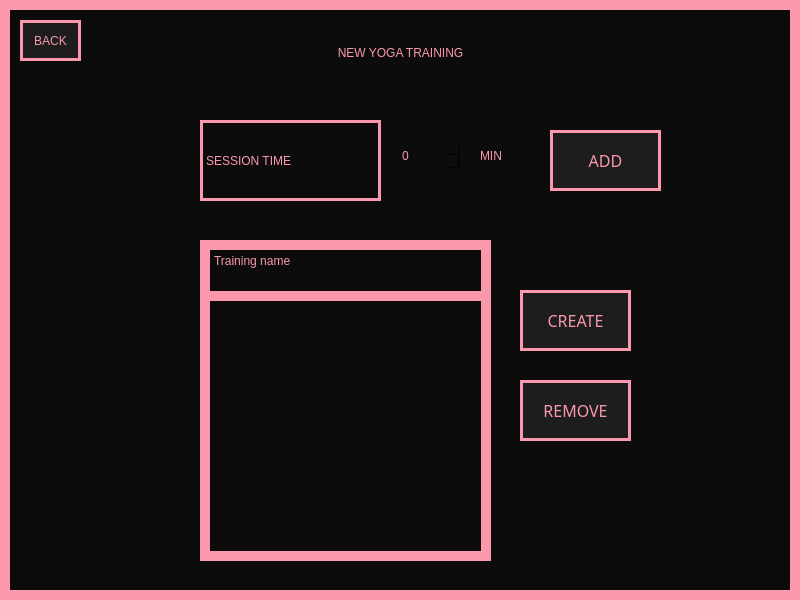
Qt form View/NewYogaTraining.ui (Hanna-J-K/fitnessapp) before a commit.
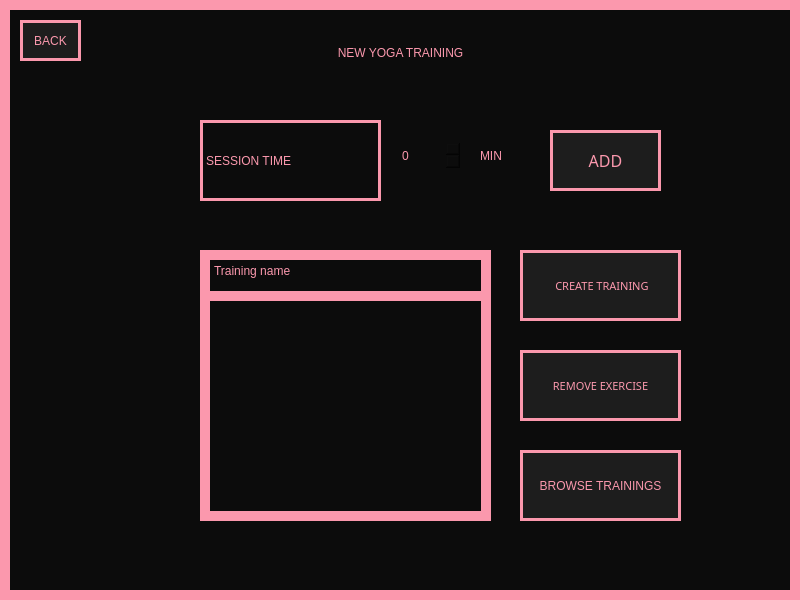
The same form after that commit.

Commit message: browse trainings buttons added

Patch:
```diff
--- a/View/NewYogaTraining.ui
+++ b/View/NewYogaTraining.ui
@@ -38,16 +38,6 @@
      <string>NEW YOGA TRAINING</string>
     </property>
    </widget>
-   <widget class="QListWidget" name="training_list">
-    <property name="geometry">
-     <rect>
-      <x>200</x>
-      <y>290</y>
-      <width>291</width>
-      <height>271</height>
-     </rect>
-    </property>
-   </widget>
    <widget class="QPushButton" name="add_btn">
     <property name="geometry">
      <rect>
@@ -114,35 +104,6 @@
      <string>MIN</string>
     </property>
    </widget>
-   <widget class="QPushButton" name="create_training_btn">
-    <property name="geometry">
-     <rect>
-      <x>520</x>
-      <y>290</y>
-      <width>111</width>
-      <height>61</height>
-     </rect>
-    </property>
-    <property name="font">
-     <font>
-      <family>PRIMETIME</family>
-      <pointsize>12</pointsize>
-      <weight>50</weight>
-      <italic>false</italic>
-      <bold>false</bold>
-     </font>
-    </property>
-    <property name="cursor">
-     <cursorShape>PointingHandCursor</cursorShape>
-    </property>
-    <property name="styleSheet">
-     <string notr="true">background-color: #1D1D1D;border: 3px solid #FB98AD;
-font: 12pt &quot;PRIMETIME&quot;;</string>
-    </property>
-    <property name="text">
-     <string>CREATE</string>
-    </property>
-   </widget>
    <widget class="QLabel" name="label">
     <property name="geometry">
      <rect>
@@ -160,53 +121,6 @@
      <string>SESSION TIME</string>
     </property>
    </widget>
-   <widget class="QPushButton" name="remove_training_btn">
-    <property name="geometry">
-     <rect>
-      <x>520</x>
-      <y>380</y>
-      <width>111</width>
-      <height>61</height>
-     </rect>
-    </property>
-    <property name="font">
-     <font>
-      <family>PRIMETIME</family>
-      <pointsize>12</pointsize>
-      <weight>50</weight>
-      <italic>false</italic>
-      <bold>false</bold>
-     </font>
-    </property>
-    <property name="cursor">
-     <cursorShape>PointingHandCursor</cursorShape>
-    </property>
-    <property name="styleSheet">
-     <string notr="true">background-color: #1D1D1D;border: 3px solid #FB98AD;
-font: 12pt &quot;PRIMETIME&quot;;</string>
-    </property>
-    <property name="text">
-     <string>REMOVE</string>
-    </property>
-   </widget>
-   <widget class="QPlainTextEdit" name="training_name">
-    <property name="geometry">
-     <rect>
-      <x>200</x>
-      <y>240</y>
-      <width>291</width>
-      <height>61</height>
-     </rect>
-    </property>
-    <property name="styleSheet">
-     <string notr="true">border: 10px solid #FB98AD;
-font: 12pt &quot;MS Shell Dlg 2&quot;;
-</string>
-    </property>
-    <property name="plainText">
-     <string>Training name</string>
-    </property>
-   </widget>
    <widget class="QPushButton" name="back_btn">
     <property name="geometry">
      <rect>
@@ -227,6 +141,112 @@
      <string>BACK</string>
     </property>
    </widget>
+   <widget class="QPushButton" name="create_training_btn">
+    <property name="geometry">
+     <rect>
+      <x>520</x>
+      <y>250</y>
+      <width>161</width>
+      <height>71</height>
+     </rect>
+    </property>
+    <property name="font">
+     <font>
+      <family>PRIMETIME</family>
+      <pointsize>8</pointsize>
+      <weight>50</weight>
+      <italic>false</italic>
+      <bold>false</bold>
+     </font>
+    </property>
+    <property name="cursor">
+     <cursorShape>PointingHandCursor</cursorShape>
+    </property>
+    <property name="styleSheet">
+     <string notr="true">background-color: #1D1D1D;border: 3px solid #FB98AD;
+font: 8pt &quot;PRIMETIME&quot;;</string>
+    </property>
+    <property name="text">
+     <string> CREATE TRAINING</string>
+    </property>
+   </widget>
+   <widget class="QPushButton" name="remove_training_btn">
+    <property name="geometry">
+     <rect>
+      <x>520</x>
+      <y>350</y>
+      <width>161</width>
+      <height>71</height>
+     </rect>
+    </property>
+    <property name="font">
+     <font>
+      <family>PRIMETIME</family>
+      <pointsize>8</pointsize>
+      <weight>50</weight>
+      <italic>false</italic>
+      <bold>false</bold>
+     </font>
+    </property>
+    <property name="cursor">
+     <cursorShape>PointingHandCursor</cursorShape>
+    </property>
+    <property name="styleSheet">
+     <string notr="true">background-color: #1D1D1D;border: 3px solid #FB98AD;
+font: 8pt &quot;PRIMETIME&quot;;</string>
+    </property>
+    <property name="text">
+     <string>REMOVE EXERCISE</string>
+    </property>
+   </widget>
+   <widget class="QListWidget" name="training_list">
+    <property name="geometry">
+     <rect>
+      <x>200</x>
+      <y>280</y>
+      <width>291</width>
+      <height>241</height>
+     </rect>
+    </property>
+   </widget>
+   <widget class="QPlainTextEdit" name="training_name">
+    <property name="geometry">
+     <rect>
+      <x>200</x>
+      <y>250</y>
+      <width>291</width>
+      <height>51</height>
+     </rect>
+    </property>
+    <property name="styleSheet">
+     <string notr="true">border: 10px solid #FB98AD;
+font: 12pt &quot;MS Shell Dlg 2&quot;;
+</string>
+    </property>
+    <property name="plainText">
+     <string>Training name</string>
+    </property>
+   </widget>
+   <widget class="QPushButton" name="browse_btn">
+    <property name="geometry">
+     <rect>
+      <x>520</x>
+      <y>450</y>
+      <width>161</width>
+      <height>71</height>
+     </rect>
+    </property>
+    <property name="cursor">
+     <cursorShape>PointingHandCursor</cursorShape>
+    </property>
+    <property name="styleSheet">
+     <string notr="true">background-color: #1D1D1D;border: 3px solid #FB98AD;
+font: 8pt &quot;PRIMETIME&quot;;</string>
+    </property>
+    <property name="text">
+     <string>BROWSE TRAININGS</string>
+    </property>
+   </widget>
   </widget>
  </widget>
  <resources/>
```
The commit also changes 7 other files.
